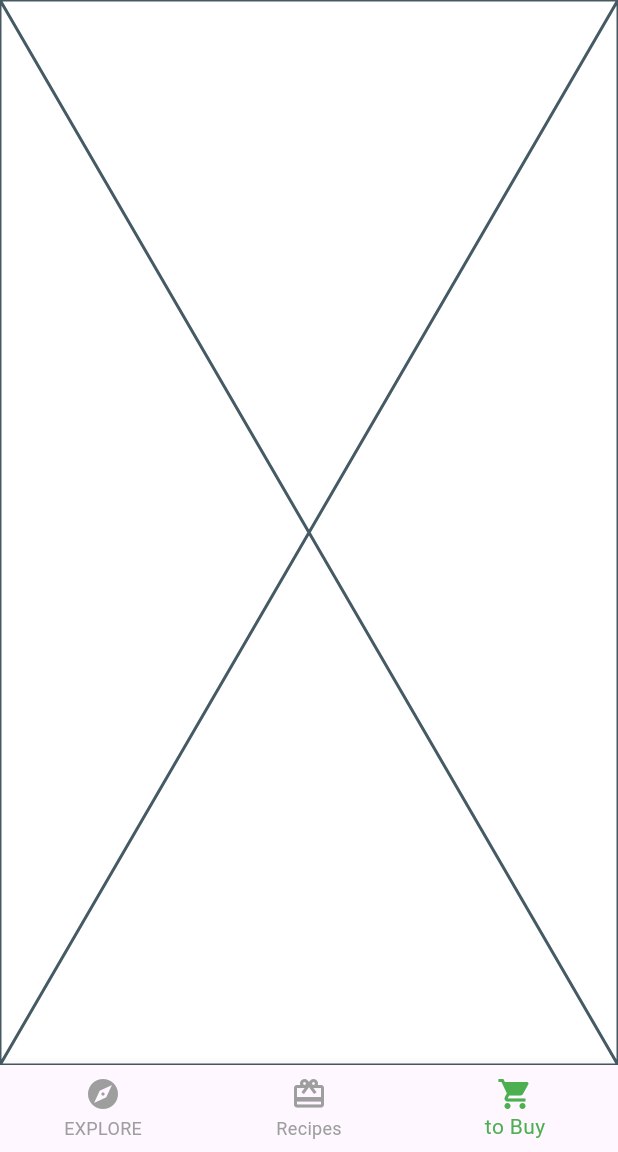
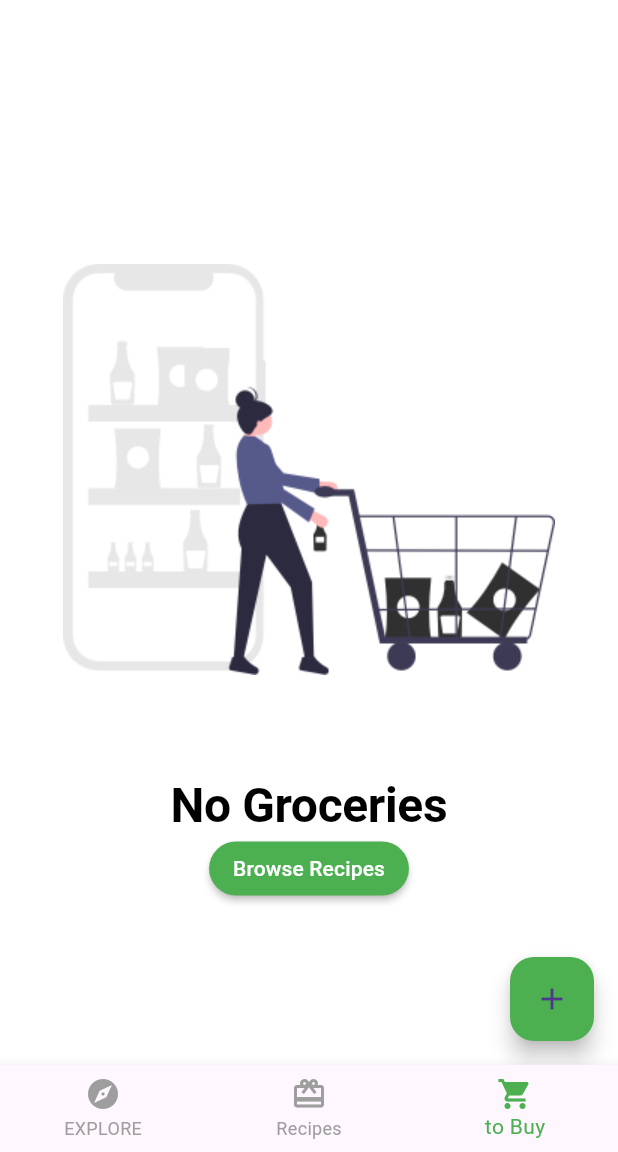
Before and after one commit to shinso-raven/food_social_app, a Flutter app: the screen it shows after launch, item 3 of the bottom bar chosen, on a phone screen of 412 x 824 dp, the part 84-1236 px from its top. Run offline on Flutter 3.47's test engine with Material 3 defaults, Android fonts, the phone set to English and light mode, and no system bars.

Commit message:
feat: grocery screen

```diff
--- a/lib/home.dart
+++ b/lib/home.dart
@@ -1,4 +1,6 @@
 import 'package:flutter/material.dart';
+import 'package:provider/provider.dart';
+import 'package:social_food_app/models/tab_mananger.dart';
 import 'package:social_food_app/screens/explore_screen.dart';
 import 'package:social_food_app/screens/recipes_screen.dart';
 import 'package:social_food_app/screens/tobuy_screen.dart';
@@ -16,18 +18,12 @@ class Home extends StatefulWidget {
 }
 
 class _HomeState extends State<Home> {
-  int currentScreen = 0;
   List<Widget> screens = [ExploreScreen(), RecipesScreen(), TobuyScreen()];
-
-  void ChangeScreen(int index) {
-    setState(() {
-      currentScreen = index;
-    });
-  }
 
   @override
   Widget build(BuildContext context) {
-    return Scaffold(
+    return Consumer<TabMananger>(
+        builder: (context, tabManager, child) => Scaffold(
               appBar: AppBar(
                 title: Text(
                   widget.appTitle,
@@ -42,9 +38,9 @@ class _HomeState extends State<Home> {
                   selectedItemColor: Colors.green,
                   unselectedItemColor: Colors.grey,
                   onTap: (value) {
-            ChangeScreen(value);
+                    tabManager.goToTab(value);
                   },
-          currentIndex: currentScreen,
+                  currentIndex: tabManager.selectedTab,
                   items: [
                     BottomNavigationBarItem(
                         icon: Icon(Icons.explore), label: "EXPLORE"),
@@ -53,7 +49,7 @@ class _HomeState extends State<Home> {
                     BottomNavigationBarItem(
                         icon: Icon(Icons.shopping_cart), label: "to Buy")
                   ]),
-      body: screens[currentScreen],
-    );
+              body: screens[tabManager.selectedTab],
+            ));
   }
 }
--- a/lib/main.dart
+++ b/lib/main.dart
@@ -1,6 +1,9 @@
 import 'package:flutter/material.dart';
+import 'package:provider/provider.dart';
 import 'package:social_food_app/food_themes.dart';
 import 'package:social_food_app/home.dart';
+import 'package:social_food_app/models/groceryManager.dart';
+import 'package:social_food_app/models/tab_mananger.dart';
 
 void main() {
   runApp(FoodSocialApp());
@@ -35,97 +38,19 @@ class FoodSocialAppState extends State<FoodSocialApp> {
         debugShowCheckedModeBanner: false,
         title: appTitle,
         theme: theme,
-        home: Home(
-          appTitle: appTitle,
-          ChangeThemeMode: ChangeThemeMode,
+        home: MultiProvider(
+          providers: [
+            ChangeNotifierProvider(
+              create: (context) => Grocerymanager(),
+            ),
+            ChangeNotifierProvider(
+              create: (context) => TabMananger(),
+            )
+          ],
+          child: Home(
+            appTitle: appTitle,
+            ChangeThemeMode: ChangeThemeMode,
+          ),
         ));
   }
 }
-
-class MyHomePage extends StatefulWidget {
-  const MyHomePage({super.key, required this.title});
-
-  // This widget is the home page of your application. It is stateful, meaning
-  // that it has a State object (defined below) that contains fields that affect
-  // how it looks.
-
-  // This class is the configuration for the state. It holds the values (in this
-  // case the title) provided by the parent (in this case the App widget) and
-  // used by the build method of the State. Fields in a Widget subclass are
-  // always marked "final".
-
-  final String title;
-
-  @override
-  State<MyHomePage> createState() => _MyHomePageState();
-}
-
-class _MyHomePageState extends State<MyHomePage> {
-  int _counter = 0;
-
-  void _incrementCounter() {
-    setState(() {
-      // This call to setState tells the Flutter framework that something has
-      // changed in this State, which causes it to rerun the build method below
-      // so that the display can reflect the updated values. If we changed
-      // _counter without calling setState(), then the build method would not be
-      // called again, and so nothing would appear to happen.
-      _counter++;
-    });
-  }
-
-  @override
-  Widget build(BuildContext context) {
-    // This method is rerun every time setState is called, for instance as done
-    // by the _incrementCounter method above.
-    //
-    // The Flutter framework has been optimized to make rerunning build methods
-    // fast, so that you can just rebuild anything that needs updating rather
-    // than having to individually change instances of widgets.
-    return Scaffold(
-      appBar: AppBar(
-        // TRY THIS: Try changing the color here to a specific color (to
-        // Colors.amber, perhaps?) and trigger a hot reload to see the AppBar
-        // change color while the other colors stay the same.
-        backgroundColor: Theme.of(context).colorScheme.inversePrimary,
-        // Here we take the value from the MyHomePage object that was created by
-        // the App.build method, and use it to set our appbar title.
-        title: Text(widget.title),
-      ),
-      body: Center(
-        // Center is a layout widget. It takes a single child and positions it
-        // in the middle of the parent.
-        child: Column(
-          // Column is also a layout widget. It takes a list of children and
-          // arranges them vertically. By default, it sizes itself to fit its
-          // children horizontally, and tries to be as tall as its parent.
-          //
-          // Column has various properties to control how it sizes itself and
-          // how it positions its children. Here we use mainAxisAlignment to
-          // center the children vertically; the main axis here is the vertical
-          // axis because Columns are vertical (the cross axis would be
-          // horizontal).
-          //
-          // TRY THIS: Invoke "debug painting" (choose the "Toggle Debug Paint"
-          // action in the IDE, or press "p" in the console), to see the
-          // wireframe for each widget.
-          mainAxisAlignment: MainAxisAlignment.center,
-          children: <Widget>[
-            const Text(
-              'You have pushed the button this many times:',
-            ),
-            Text(
-              '$_counter',
-              style: Theme.of(context).textTheme.headlineMedium,
-            ),
-          ],
-        ),
-      ),
-      floatingActionButton: FloatingActionButton(
-        onPressed: _incrementCounter,
-        tooltip: 'Increment',
-        child: const Icon(Icons.add),
-      ), // This trailing comma makes auto-formatting nicer for build methods.
-    );
-  }
-}
--- /dev/null
+++ b/lib/models/grocery_item.dart
@@ -0,0 +1,44 @@
+import 'package:flutter/material.dart';
+
+enum Importance {
+  low,
+  medium,
+  high,
+}
+
+class GroceryItem {
+  final String id;
+  final String name;
+  final String Importance;
+  final Color color;
+  final int quantity;
+  final DateTime date;
+  final bool isCompleted;
+
+  GroceryItem(
+      {required this.id,
+      required this.name,
+      required this.Importance,
+      required this.color,
+      required this.quantity,
+      required this.date,
+      this.isCompleted = false});
+
+  GroceryItem copyWith(
+      {final String? id,
+      final String? name,
+      final String? Importance,
+      final Color? color,
+      final int? quantity,
+      final DateTime? date,
+      final bool? isCompleted}) {
+    return GroceryItem(
+        id: id ?? this.id,
+        name: name ?? this.name,
+        Importance: Importance ?? this.Importance,
+        color: color ?? this.color,
+        quantity: quantity ?? this.quantity,
+        isCompleted: isCompleted ?? this.isCompleted,
+        date: date ?? this.date);
+  }
+}
--- /dev/null
+++ b/lib/models/tab_mananger.dart
@@ -0,0 +1,15 @@
+import 'package:flutter/material.dart';
+
+class TabMananger extends ChangeNotifier {
+  int selectedTab = 0;
+
+  void goToTab(int index) {
+    selectedTab = index;
+    notifyListeners();
+  }
+
+  void goToRecipes() {
+    selectedTab = 1;
+    notifyListeners();
+  }
+}
--- /dev/null
+++ b/lib/screens/empty_grocery_screen.dart
@@ -0,0 +1,35 @@
+import 'package:flutter/material.dart';
+import 'package:provider/provider.dart';
+import 'package:social_food_app/models/tab_mananger.dart';
+
+class EmptyGroceryScreen extends StatelessWidget {
+  const EmptyGroceryScreen({super.key});
+
+  @override
+  Widget build(BuildContext context) {
+    return Column(
+      mainAxisAlignment: MainAxisAlignment.center,
+      children: [
+        Flexible(
+            child: AspectRatio(
+                aspectRatio: 1 / 1,
+                child: Image.asset('assets/grocery_pics/empty_list.png'))),
+        Text(
+          "No Groceries",
+          style: Theme.of(context).textTheme.displayLarge,
+        ),
+        MaterialButton(
+          onPressed: () {
+            Provider.of<TabMananger>(context, listen: false).goToRecipes();
+          },
+          color: Colors.green,
+          textColor: Colors.white,
+          shape: RoundedRectangleBorder(
+            borderRadius: BorderRadius.circular(30),
+          ),
+          child: Text("Browse Recipes"),
+        )
+      ],
+    );
+  }
+}
--- a/lib/screens/tobuy_screen.dart
+++ b/lib/screens/tobuy_screen.dart
@@ -1,4 +1,7 @@
 import 'package:flutter/material.dart';
+import 'package:provider/provider.dart';
+import 'package:social_food_app/models/groceryManager.dart';
+import 'package:social_food_app/screens/empty_grocery_screen.dart';
 
 class TobuyScreen extends StatelessWidget {
   const TobuyScreen({super.key});
@@ -6,6 +9,25 @@ class TobuyScreen extends StatelessWidget {
   @override
   Widget build(BuildContext context) {
     // return Card3();
-    return Placeholder();
+    return Scaffold(
+      floatingActionButton: FloatingActionButton(
+        backgroundColor: Colors.green,
+        onPressed: () {},
+        child: Icon(Icons.add),
+      ),
+      body: buildGroceryScreen(),
+    );
+  }
+
+  Consumer<Grocerymanager> buildGroceryScreen() {
+    return Consumer<Grocerymanager>(
+      builder: (context, manager, child) {
+        if (manager.groceryItem.isNotEmpty) {
+          return Container();
+        }
+
+        return EmptyGroceryScreen();
+      },
+    );
   }
 }
--- a/pubspec.yaml
+++ b/pubspec.yaml
@@ -35,6 +35,7 @@ dependencies:
   # The following adds the Cupertino Icons font to your application.
   # Use with the CupertinoIcons class for iOS style icons.
   cupertino_icons: ^1.0.8
+  provider: ^6.1.2
 
 dev_dependencies:
   flutter_test:
@@ -64,6 +65,7 @@ flutter:
     - assets/magazine_pics/
     - assets/profile_pics/
     - assets/sample_data/
+    - assets/grocery_pics/
   #   - images/a_dot_ham.jpeg
 
   # An image asset can refer to one or more resolution-specific "variants", see
```
Also changed, not shown: lib/models/groceryManager.dart (added, +28 -0 lines), assets/grocery_pics/empty_list.png (added), pubspec.lock. Lines whose indentation alone changed are shown as unchanged.
